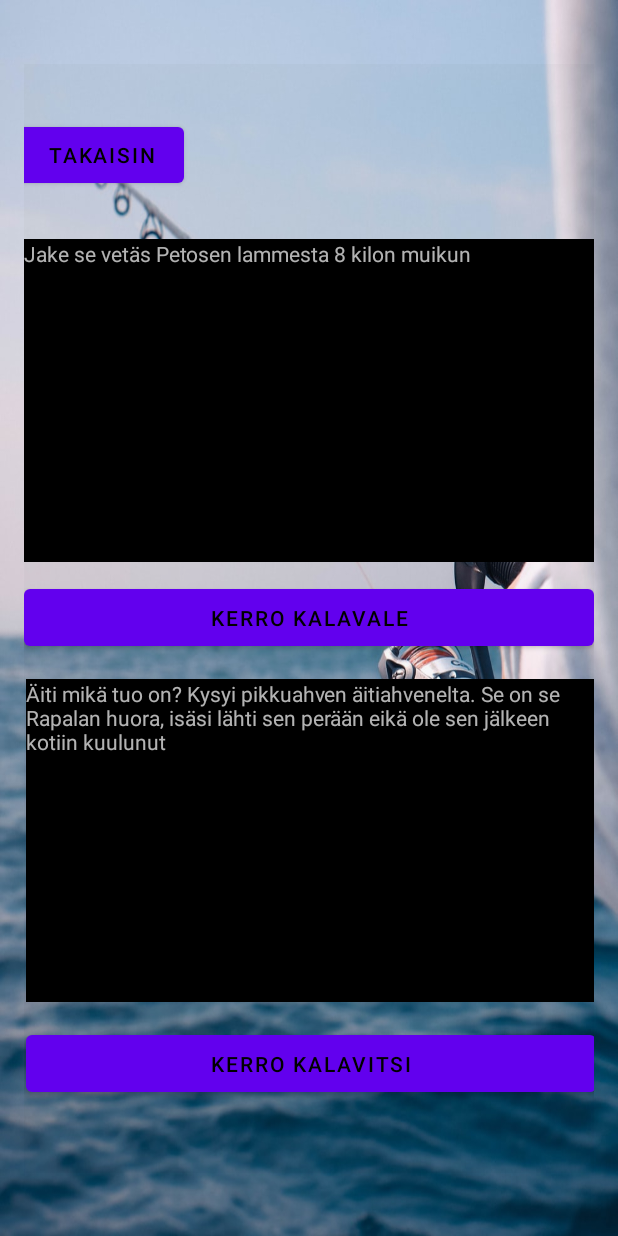
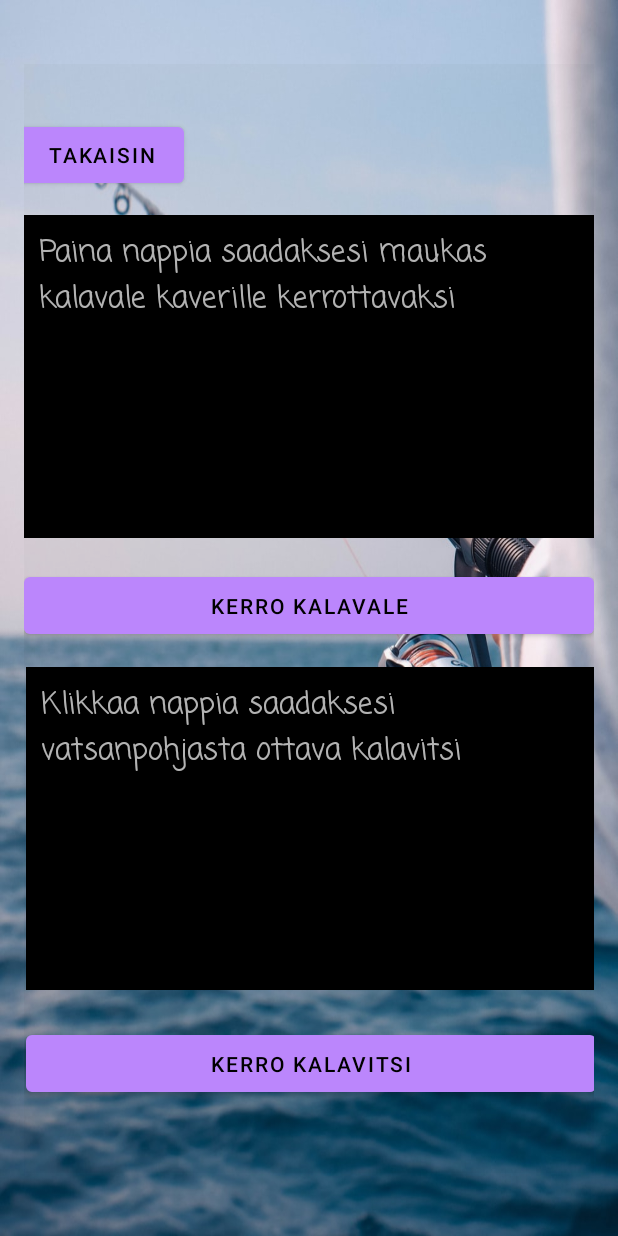
Before and after one commit to TinoPuu/Kalastus_app, an Android app: the fragment ThirdFragment placed in its activity, on a phone screen of 412 x 824 dp. Run offline under Robolectric (Android 15) with nearby library versions, the phone set to English and light mode, and no system bars; our stand-ins replace Firebase (no records; nobody signed in at launch, a user with empty details on screens opened directly).

Commit message:
Lisätty kalavaleiden satunnaisuutta ja laitettu tekstit huumorihuiskauksen näköiseksi eikä arial. T: huumorihuiskaus-Tino  7.12.2021 16:05

```diff
--- a/app/src/main/java/com/example/kalastus_app/ThirdFragment.kt
+++ b/app/src/main/java/com/example/kalastus_app/ThirdFragment.kt
@@ -72,9 +72,12 @@ class ThirdFragment : Fragment() {
                         tapa.add("${document["Tapa"]}")
                     }
                     val montako = nimi.size
-                    val number = Random.nextInt(1,montako)
+                    val number1 = Random.nextInt(1,montako)
+                    val number2 = Random.nextInt(1,montako)
+                    val number3 = Random.nextInt(1,montako)
+                    val number4 = Random.nextInt(1,montako)
                     val kilot = Random.nextInt(1,25)
-                    tvKalavale.text= nimi.get(number)+" sai muuten " + kilot.toString() + "kilon " + kala.get(number) + "n " + paikka.get(number) + "lta " + tapa.get(number)+ "lla"
+                    tvKalavale.text= nimi.get(number1)+" sai muuten " + kilot.toString() + "kilon " + kala.get(number2) + "n " + paikka.get(number3) + "lta " + tapa.get(number4)+ "lla"
                 }
                 .addOnFailureListener { exception ->
                     tvKalavale.text = "error"
--- a/app/src/main/res/layout/fragment_third.xml
+++ b/app/src/main/res/layout/fragment_third.xml
@@ -11,12 +11,20 @@
         android:id="@+id/tvKalavale"
         android:layout_width="380dp"
         android:layout_height="215dp"
-        android:layout_marginBottom="12dp"
-        android:text="Jake se vetäs Petosen lammesta 8 kilon muikun "
+        android:layout_marginBottom="20dp"
+        android:fontFamily="casual"
+        android:paddingLeft="10dp"
+        android:paddingTop="10dp"
+        android:paddingRight="10dp"
+        android:paddingBottom="10dp"
+        android:text="Paina nappia saadaksesi maukas kalavale kaverille kerrottavaksi"
+        android:textSize="20sp"
         app:layout_constraintBottom_toTopOf="@+id/btnKalavale"
         app:layout_constraintEnd_toEndOf="parent"
         app:layout_constraintHorizontal_bias="0.483"
-        app:layout_constraintStart_toStartOf="parent" />
+        app:layout_constraintStart_toStartOf="parent"
+        app:layout_constraintTop_toTopOf="parent"
+        app:layout_constraintVertical_bias="1.0" />
 
     <Button
         android:id="@+id/btnKalavale"
@@ -33,13 +41,19 @@
         android:id="@+id/tvKalavitsi"
         android:layout_width="380dp"
         android:layout_height="215dp"
-        android:layout_marginBottom="16dp"
+        android:layout_marginBottom="24dp"
         android:fadeScrollbars="false"
+        android:fontFamily="casual"
         android:isScrollContainer="false"
+        android:paddingLeft="10dp"
+        android:paddingTop="10dp"
+        android:paddingRight="10dp"
+        android:paddingBottom="10dp"
         android:scrollbarAlwaysDrawHorizontalTrack="false"
         android:scrollbarAlwaysDrawVerticalTrack="false"
         android:scrollbars="vertical"
-        android:text="Äiti mikä tuo on? Kysyi pikkuahven äitiahvenelta. Se on se Rapalan huora, isäsi lähti sen perään eikä ole sen jälkeen kotiin kuulunut"
+        android:text="Klikkaa nappia saadaksesi vatsanpohjasta ottava kalavitsi"
+        android:textSize="20sp"
         app:layout_constraintBottom_toTopOf="@+id/btnKalavitsi"
         app:layout_constraintEnd_toEndOf="parent"
         app:layout_constraintHorizontal_bias="0.516"
```
